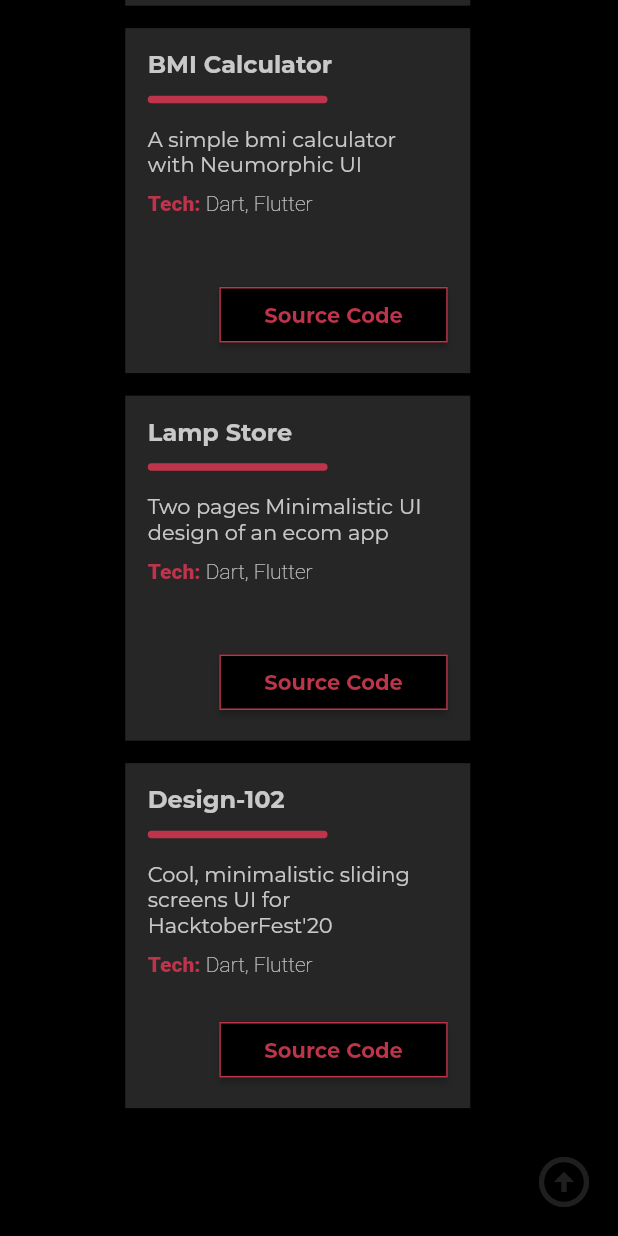
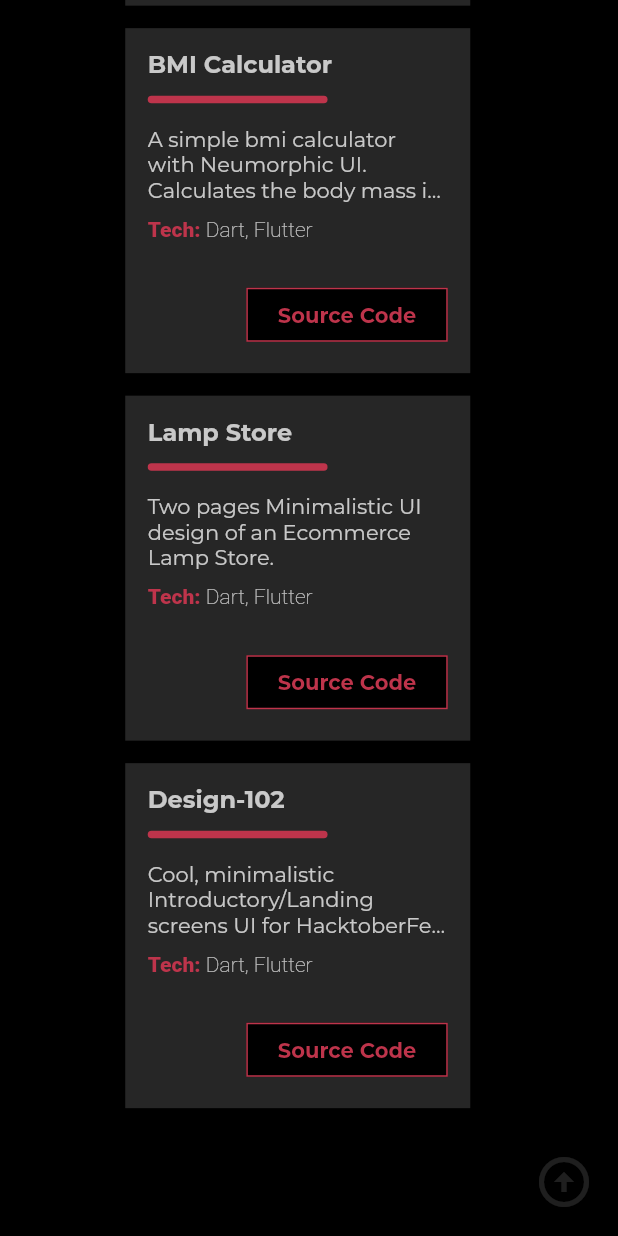
Before and after one commit to alirzadev/devfolio, a Flutter app: the screen it shows after launch, scrolled down 2304 dp, on a phone screen of 412 x 824 dp. Run offline on Flutter 3.47's test engine with Material 2 defaults, Android fonts, the light colour scheme and no system bars; drawn by our look-alikes of scrollable_positioned_list; our stand-ins replace font_awesome_flutter, get, lottie; project files that could hold a hidden picture were left out.

Commit message:
minor changes

```diff
--- a/lib/view/custom_widgets/github_repo_card.dart
+++ b/lib/view/custom_widgets/github_repo_card.dart
@@ -96,6 +96,7 @@ class _GithubRepoCardState extends State<GithubRepoCard> {
                   onPressed: () {
                     launch(widget.repos['repoUrl']);
                   },
+                  lessPadding: true,
                   title: 'Source Code',
                   btnColor: AppColors.black,
                   textColor: AppColors.red,
--- a/lib/view/custom_widgets/skills_icon.dart
+++ b/lib/view/custom_widgets/skills_icon.dart
@@ -7,6 +7,7 @@ class CustomButton extends StatelessWidget {
   final String title;
   final Color btnColor;
   final Color textColor;
+  final bool lessPadding;
   final VoidCallback onPressed;
 
   const CustomButton({
@@ -14,12 +15,14 @@ class CustomButton extends StatelessWidget {
     @required this.title,
     this.btnColor = Colors.transparent,
     this.textColor = AppColors.red,
+    this.lessPadding = false,
     this.onPressed,
   }) : super(key: key);
 
   @override
   Widget build(BuildContext context) {
     return RaisedButton(
+      elevation: lessPadding ? 0.0 : 1.0,
       onPressed: onPressed,
       shape: RoundedRectangleBorder(
         side: BorderSide(color: textColor),
@@ -28,8 +31,16 @@ class CustomButton extends StatelessWidget {
       color: btnColor,
       child: Padding(
         padding: EdgeInsets.symmetric(
-          horizontal: !isDesktop(context) ? 14.0 : 18.0,
-          vertical: !isDesktop(context) ? 10.0 : 14.0,
+          horizontal: lessPadding
+              ? 5.0
+              : !isDesktop(context)
+                  ? 14.0
+                  : 18.0,
+          vertical: lessPadding
+              ? 7.5
+              : !isDesktop(context)
+                  ? 10.0
+                  : 14.0,
         ),
         child: Text(
           title,
--- a/lib/view/section/componenets/custom_end_drawer.dart
+++ b/lib/view/section/componenets/custom_end_drawer.dart
@@ -68,9 +68,8 @@ class CustomEndDrawer extends StatelessWidget {
   }
 
   void scrollToIndex(int index) {
+    controller.scrollTo(index: index, duration: Duration(seconds: 1));
     Get.back();
-
-    controller.scrollTo(index: index, duration: Duration(seconds: 1));
   }
 }
 
--- a/lib/view/section/intro_section.dart
+++ b/lib/view/section/intro.dart
@@ -2,6 +2,7 @@ import 'package:devfolio/utilities/app_colors.dart';
 import 'package:devfolio/utilities/responsive.dart';
 import 'package:devfolio/view/custom_widgets/skills_icon.dart';
 import 'package:flutter/material.dart';
+import 'package:get/get.dart';
 import 'package:lottie/lottie.dart';
 
 import 'componenets/social_media_icons.dart';
@@ -103,3 +104,5 @@ class IntroSection extends StatelessWidget {
     );
   }
 }
+
+class IntroSectionController extends GetxController {}
--- a/lib/view/section/open_source_section.dart
+++ b/lib/view/section/open_source.dart
@@ -12,35 +12,38 @@ class _OpenSourceSectionState extends State<OpenSourceSection> {
   final List _githubProjects = [
     {
       'repoName': 'DevFolio',
-      'repoDescription': 'Responsive, robust, reusable devfolio built with flutter',
+      'repoDescription':
+          'Responsive, robust and reusable devfolio built with flutter. A generic template that can be used to create your own devfolio.',
       'language': 'Dart',
       'framework': 'Flutter',
       'repoUrl': 'https://github.com/alirzadev/Dev-Folio',
     },
     {
       'repoName': 'Klime',
-      'repoDescription': 'A weather forecast app, uses OpenWeatherMap Api',
+      'repoDescription':
+          'A weather forecast app, consuming OpenWeatherMap REST APIs. Daily forecast and weekly forecast feature with graph.',
       'language': 'Dart',
       'framework': 'Flutter',
       'repoUrl': 'https://github.com/alirzadev/klime',
     },
     {
       'repoName': 'BMI Calculator',
-      'repoDescription': 'A simple bmi calculator with Neumorphic UI',
+      'repoDescription':
+          'A simple bmi calculator with Neumorphic UI. Calculates the body mass index (caution: not for professional use)',
       'language': 'Dart',
       'framework': 'Flutter',
       'repoUrl': 'https://github.com/alirzadev/BMI-Calculator',
     },
     {
       'repoName': 'Lamp Store',
-      'repoDescription': 'Two pages Minimalistic UI design of an ecom app ',
+      'repoDescription': 'Two pages Minimalistic UI design of an Ecommerce Lamp Store.',
       'language': 'Dart',
       'framework': 'Flutter',
       'repoUrl': 'https://github.com/alirzadev/Lamp-Store',
     },
     {
       'repoName': 'Design-102',
-      'repoDescription': 'Cool, minimalistic sliding screens UI for HacktoberFest\'20',
+      'repoDescription': 'Cool, minimalistic Introductory/Landing screens UI for HacktoberFest\'20',
       'language': 'Dart',
       'framework': 'Flutter',
       'repoUrl': 'https://github.com/alirzadev/flutter-projects/tree/master/design_102',
```
Also changed, not shown: lib/controller/homepage.dart (+5 -5 lines), lib/view/section/contact.dart (renamed from lib/view/section/contacts_section.dart), lib/view/section/project.dart (renamed from lib/view/section/projects_section.dart), lib/view/section/skill.dart (renamed from lib/view/section/skills_section.dart), 1 other file.
